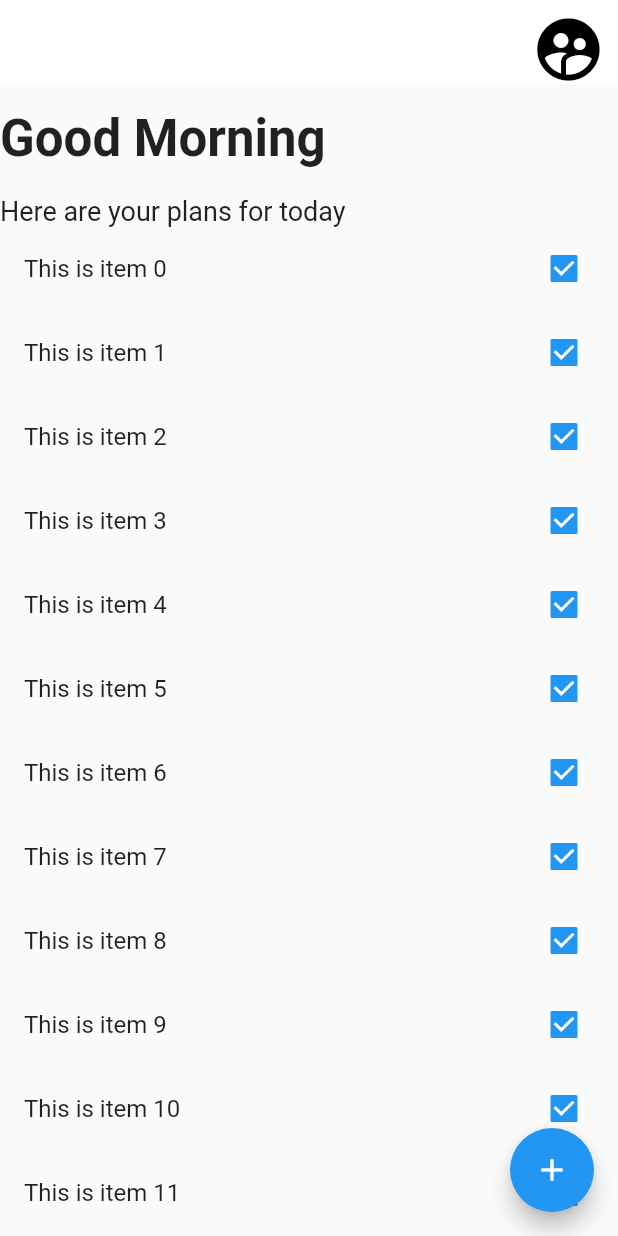
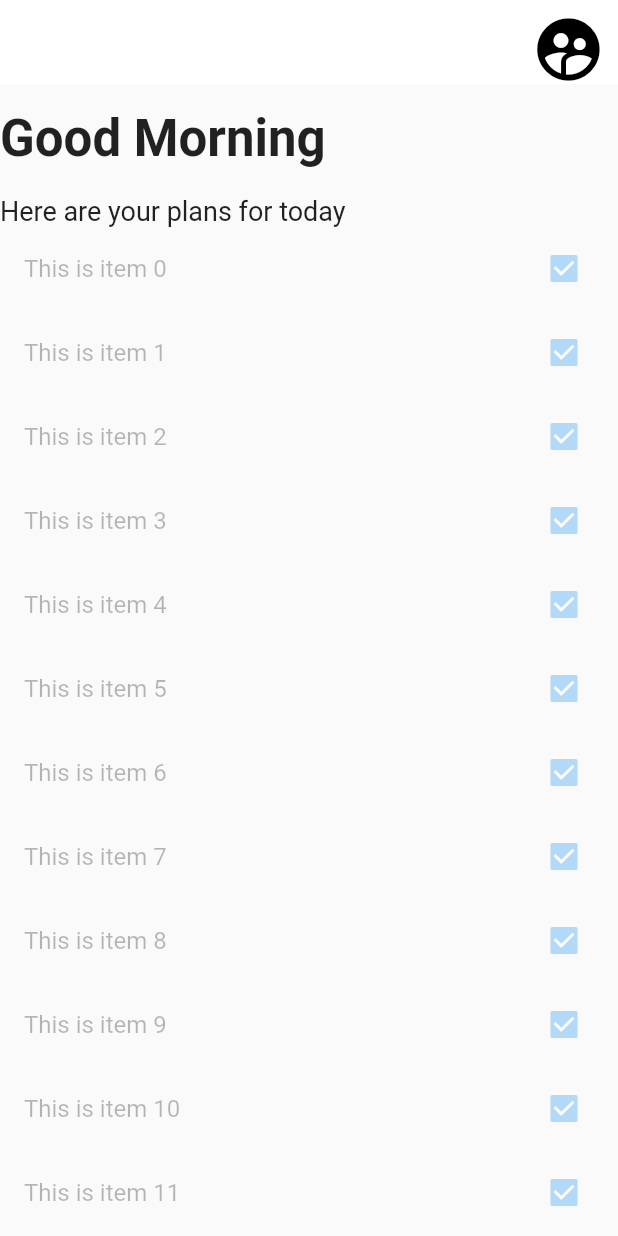
Before and after one commit to ak19992017/mysample, a Flutter app: the MyToDo screen opened directly, on a phone screen of 412 x 824 dp. Run offline on Flutter 3.47's test engine with Material 2 defaults, Android fonts, the phone set to English and light mode, and no system bars.

Commit message:
todo.dart animation

```diff
--- a/lib/widgets/todo/todo.dart
+++ b/lib/widgets/todo/todo.dart
@@ -7,7 +7,55 @@ class MyToDo extends StatefulWidget {
   _MyToDoState createState() => _MyToDoState();
 }
 
-class _MyToDoState extends State<MyToDo> {
+class _MyToDoState extends State<MyToDo> with SingleTickerProviderStateMixin {
+  late AnimationController _controller;
+
+  late Animation _profilePictureAnimation;
+  late Animation _contentAnimation;
+  late Animation _listAnimation;
+  late Animation _fabAnimation;
+
+  @override
+  void initState() {
+    super.initState();
+
+    _controller =
+        AnimationController(vsync: this, duration: Duration(seconds: 4));
+
+// iconSize goes from 0.0 to 50.0
+    _profilePictureAnimation = Tween(begin: 0.0, end: 50.0).animate(
+        CurvedAnimation(
+            parent: _controller,
+            curve: Interval(0.0, 0.20, curve: Curves.easeOut)));
+
+// fontSize goes from 0.0 to 34.0
+    _contentAnimation = Tween(begin: 0.0, end: 34.0).animate(CurvedAnimation(
+        parent: _controller,
+        curve: Interval(0.20, 0.40, curve: Curves.easeOut)));
+
+// Opacity goes from 0.0 to 1.0
+    _listAnimation = Tween(begin: 0.0, end: 1.0).animate(CurvedAnimation(
+        parent: _controller,
+        curve: Interval(0.40, 0.75, curve: Curves.easeOut)));
+
+// Fab Size goes from size * 0.0 to size * 1.0
+    _fabAnimation = Tween(begin: 0.0, end: 1.0).animate(CurvedAnimation(
+        parent: _controller,
+        curve: Interval(0.75, 1.0, curve: Curves.easeOut)));
+
+    _controller.addListener(() {
+      setState(() {});
+    });
+
+    _controller.forward();
+  }
+
+  @override
+  void dispose() {
+    _controller.dispose();
+    super.dispose();
+  }
+
   @override
   Widget build(BuildContext context) {
     return Scaffold(
@@ -19,7 +67,7 @@ class _MyToDoState extends State<MyToDo> {
             icon: Icon(Icons.supervised_user_circle),
             color: Colors.black,
             onPressed: () {},
-            iconSize: 50.0,
+            iconSize: _profilePictureAnimation.value,
           ),
         ],
         elevation: 0.0,
@@ -32,7 +80,8 @@ class _MyToDoState extends State<MyToDo> {
           ),
           Text(
             "Good Morning",
-            style: TextStyle(fontSize: 34.0, fontWeight: FontWeight.w600),
+            style: TextStyle(
+                fontSize: _contentAnimation.value, fontWeight: FontWeight.w600),
           ),
           SizedBox(
             height: 18.0,
@@ -42,6 +91,8 @@ class _MyToDoState extends State<MyToDo> {
             style: TextStyle(fontSize: 18.0),
           ),
           Expanded(
+            child: Opacity(
+              opacity: _listAnimation.value,
               child: ListView.builder(
                 itemBuilder: (context, position) {
                   return CheckboxListTile(
@@ -51,12 +102,16 @@ class _MyToDoState extends State<MyToDo> {
                   );
                 },
               ),
+            ),
           )
         ],
       ),
-      floatingActionButton: FloatingActionButton(
+      floatingActionButton: Transform.scale(
+        scale: _fabAnimation.value,
+        child: FloatingActionButton(
           onPressed: () {},
           child: Icon(Icons.add),
+        ),
       ),
     );
   }
```
Lines whose indentation alone changed are shown as unchanged.
